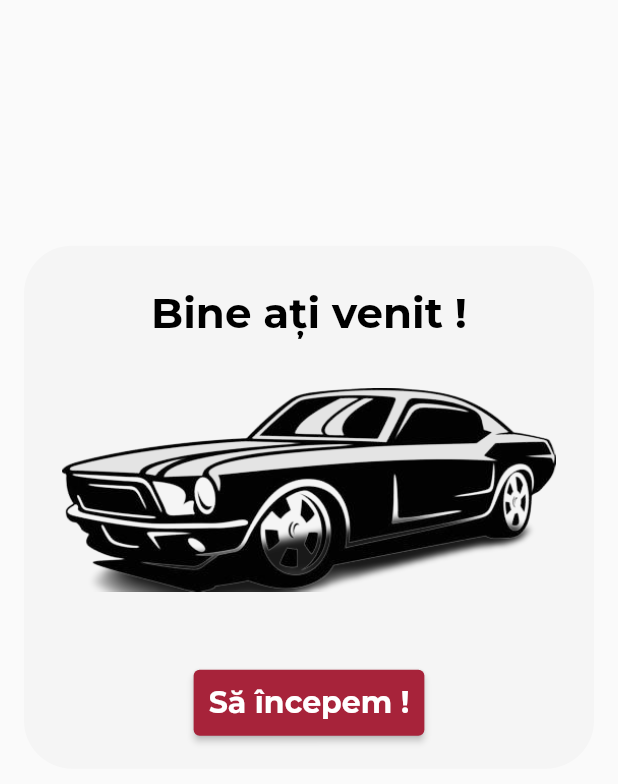
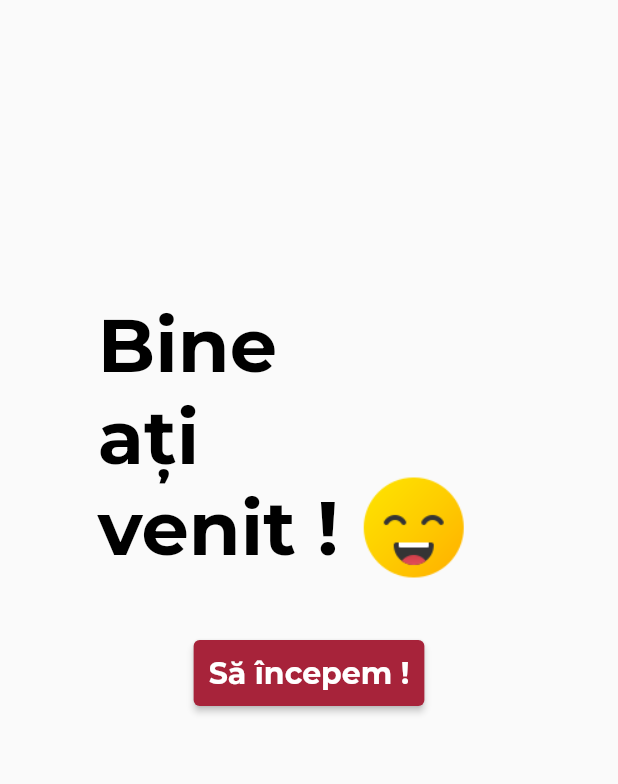
Before and after one commit to denosg/abac_challenge, a Flutter app: the screen it shows after launch, on a phone screen of 412 x 824 dp. Shown: the top 784 px of the screen. Run offline on Flutter 3.47's test engine with Material 2 defaults, Android fonts, the phone set to English and light mode, and no system bars; our stand-ins replace flutter_hooks, flutter_riverpod, freezed_annotation, google_fonts, hooks_riverpod, logger.

Commit message:
feature/changed_welcome_screen (#6)

```diff
--- a/lib/pages/welcome_page/welcome_page.dart
+++ b/lib/pages/welcome_page/welcome_page.dart
@@ -20,34 +20,33 @@ class WelcomePage extends StatelessWidget {
         child: Column(
           children: [
             const Spacer(),
+            Column(
+              crossAxisAlignment: CrossAxisAlignment.start,
+              children: [
                 Container(
-              padding: const EdgeInsets.symmetric(vertical: 20),
-              decoration: BoxDecoration(
-                borderRadius: BorderRadius.circular(32),
-                color: Colors.grey[100],
-              ),
-              child: Column(
+                  padding: EdgeInsets.only(left: deviceSize.width * 0.1),
+                  margin: const EdgeInsets.all(8),
+                  child: Row(
                     children: [
-                  Center(
-                    child: Container(
-                      margin: const EdgeInsets.all(8),
-                      child: Text(
-                        'Bine ați venit !',
+                      Text(
+                        'Bine\nați\nvenit !',
                         style: TextStyle(
                             color: colors.secondary,
                             fontWeight: FontWeight.bold,
-                            fontSize: 28),
+                            fontSize: 50),
                       ),
+                      const SizedBox(width: 10),
+                      Padding(
+                        padding: const EdgeInsets.only(top: 120),
+                        child: Image.asset(
+                          'img/smiley_face.png',
+                          height: 80,
+                        ),
+                      )
+                    ],
                   ),
                 ),
                 const SizedBox(height: 25),
-                  Center(
-                    child: Image.asset(
-                      'img/car_vector.png',
-                      width: deviceSize.width * 0.8,
-                    ),
-                  ),
-                  const SizedBox(height: 50),
                 Center(
                   child: ElevatedButton(
                     style: ElevatedButton.styleFrom(
@@ -60,13 +59,12 @@ class WelcomePage extends StatelessWidget {
                     },
                     child: const Text(
                       'Să începem !',
-                        style: TextStyle(
-                            fontWeight: FontWeight.bold, fontSize: 20),
+                      style:
+                          TextStyle(fontWeight: FontWeight.bold, fontSize: 20),
                     ),
                   ),
                 ),
               ],
-              ),
             ),
             const Spacer(),
             const Spacer(),
```
Also changed, not shown: img/smiley_face.png (added). Lines whose indentation alone changed are shown as unchanged.
